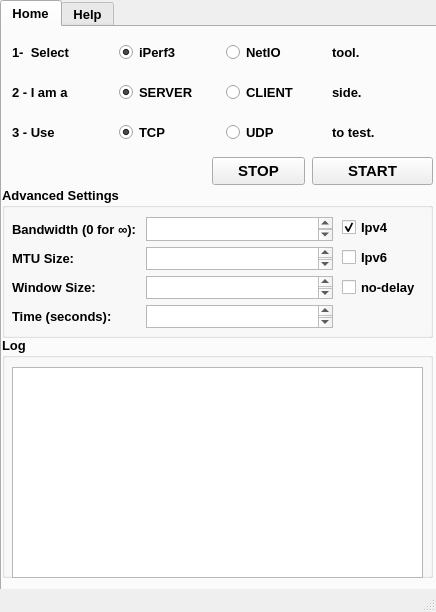
Old version of the form src/ui.ui in the repository mcagriaksoy/networkPerfTest.
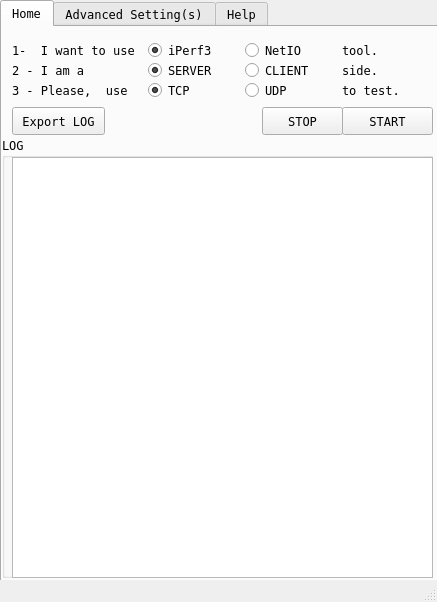
New version of the form. Icons and pictures are not drawn.

```diff
--- a/src/ui.ui
+++ b/src/ui.ui
@@ -2,20 +2,26 @@
 <ui version="4.0">
  <class>mainWindow</class>
  <widget class="QMainWindow" name="mainWindow">
+  <property name="windowModality">
+   <enum>Qt::WindowModal</enum>
+  </property>
+  <property name="enabled">
+   <bool>true</bool>
+  </property>
   <property name="geometry">
    <rect>
     <x>0</x>
     <y>0</y>
-    <width>436</width>
-    <height>612</height>
+    <width>437</width>
+    <height>602</height>
    </rect>
   </property>
   <property name="font">
    <font>
-    <family>Corbel</family>
-    <pointsize>10</pointsize>
-    <weight>75</weight>
-    <bold>true</bold>
+    <family>Fixedsys</family>
+    <pointsize>8</pointsize>
+    <weight>50</weight>
+    <bold>false</bold>
    </font>
   </property>
   <property name="windowTitle">
@@ -36,6 +42,24 @@
   <property name="accessibleDescription">
    <string>Network Performance Test Tool</string>
   </property>
+  <property name="autoFillBackground">
+   <bool>true</bool>
+  </property>
+  <property name="locale">
+   <locale language="English" country="Germany"/>
+  </property>
+  <property name="iconSize">
+   <size>
+    <width>50</width>
+    <height>50</height>
+   </size>
+  </property>
+  <property name="toolButtonStyle">
+   <enum>Qt::ToolButtonTextUnderIcon</enum>
+  </property>
+  <property name="unifiedTitleAndToolBarOnMac">
+   <bool>false</bool>
+  </property>
   <widget class="QWidget" name="centralwidget">
    <widget class="QTabWidget" name="tabWidget">
     <property name="geometry">
@@ -48,10 +72,10 @@
     </property>
     <property name="font">
      <font>
-      <family>Yu Gothic UI</family>
-      <pointsize>10</pointsize>
-      <weight>75</weight>
-      <bold>true</bold>
+      <family>Fixedsys</family>
+      <pointsize>9</pointsize>
+      <weight>50</weight>
+      <bold>false</bold>
      </font>
     </property>
     <property name="accessibleName">
@@ -68,21 +92,45 @@
       <property name="geometry">
        <rect>
         <x>10</x>
-        <y>50</y>
+        <y>30</y>
         <width>421</width>
-        <height>31</height>
+        <height>27</height>
        </rect>
       </property>
+      <property name="font">
+       <font>
+        <family>Fixedsys</family>
+        <pointsize>9</pointsize>
+        <weight>50</weight>
+        <bold>false</bold>
+       </font>
+      </property>
       <layout class="QHBoxLayout" name="horizontalLayout">
        <item>
         <widget class="QLabel" name="label">
+         <property name="font">
+          <font>
+           <family>Fixedsys</family>
+           <pointsize>9</pointsize>
+           <weight>50</weight>
+           <bold>false</bold>
+          </font>
+         </property>
          <property name="text">
-          <string>2 - I am a </string>
+          <string>2 - I am a        </string>
          </property>
         </widget>
        </item>
        <item>
         <widget class="QRadioButton" name="server_radio">
+         <property name="font">
+          <font>
+           <family>Fixedsys</family>
+           <pointsize>9</pointsize>
+           <weight>50</weight>
+           <bold>false</bold>
+          </font>
+         </property>
          <property name="text">
           <string>SERVER</string>
          </property>
@@ -93,6 +141,14 @@
        </item>
        <item>
         <widget class="QRadioButton" name="client_radio">
+         <property name="font">
+          <font>
+           <family>Fixedsys</family>
+           <pointsize>9</pointsize>
+           <weight>50</weight>
+           <bold>false</bold>
+          </font>
+         </property>
          <property name="text">
           <string>CLIENT</string>
          </property>
@@ -100,6 +156,14 @@
        </item>
        <item>
         <widget class="QLabel" name="label_5">
+         <property name="font">
+          <font>
+           <family>Fixedsys</family>
+           <pointsize>9</pointsize>
+           <weight>50</weight>
+           <bold>false</bold>
+          </font>
+         </property>
          <property name="text">
           <string>side.</string>
          </property>
@@ -111,21 +175,45 @@
       <property name="geometry">
        <rect>
         <x>10</x>
-        <y>90</y>
+        <y>50</y>
         <width>421</width>
-        <height>31</height>
+        <height>27</height>
        </rect>
       </property>
+      <property name="font">
+       <font>
+        <family>Fixedsys</family>
+        <pointsize>9</pointsize>
+        <weight>50</weight>
+        <bold>false</bold>
+       </font>
+      </property>
       <layout class="QHBoxLayout" name="horizontalLayout_2">
        <item>
         <widget class="QLabel" name="label_3">
+         <property name="font">
+          <font>
+           <family>Fixedsys</family>
+           <pointsize>9</pointsize>
+           <weight>50</weight>
+           <bold>false</bold>
+          </font>
+         </property>
          <property name="text">
-          <string>3 - Use</string>
+          <string>3 - Please,  use  </string>
          </property>
         </widget>
        </item>
        <item>
         <widget class="QRadioButton" name="tcp_radio">
+         <property name="font">
+          <font>
+           <family>Fixedsys</family>
+           <pointsize>9</pointsize>
+           <weight>50</weight>
+           <bold>false</bold>
+          </font>
+         </property>
          <property name="text">
           <string>TCP</string>
          </property>
@@ -136,6 +224,14 @@
        </item>
        <item>
         <widget class="QRadioButton" name="udp_radio">
+         <property name="font">
+          <font>
+           <family>Fixedsys</family>
+           <pointsize>9</pointsize>
+           <weight>50</weight>
+           <bold>false</bold>
+          </font>
+         </property>
          <property name="text">
           <string>UDP</string>
          </property>
@@ -143,6 +239,14 @@
        </item>
        <item>
         <widget class="QLabel" name="label_4">
+         <property name="font">
+          <font>
+           <family>Fixedsys</family>
+           <pointsize>9</pointsize>
+           <weight>50</weight>
+           <bold>false</bold>
+          </font>
+         </property>
          <property name="text">
           <string>to test.</string>
          </property>
@@ -150,71 +254,298 @@
        </item>
       </layout>
      </widget>
+     <widget class="QGroupBox" name="groupBox_2">
+      <property name="geometry">
+       <rect>
+        <x>0</x>
+        <y>110</y>
+        <width>431</width>
+        <height>441</height>
+       </rect>
+      </property>
+      <property name="font">
+       <font>
+        <family>Fixedsys</family>
+        <pointsize>9</pointsize>
+        <weight>50</weight>
+        <bold>false</bold>
+       </font>
+      </property>
+      <property name="title">
+       <string>LOG</string>
+      </property>
+      <widget class="QTextEdit" name="textEdit">
+       <property name="geometry">
+        <rect>
+         <x>10</x>
+         <y>20</y>
+         <width>421</width>
+         <height>421</height>
+        </rect>
+       </property>
+       <property name="font">
+        <font>
+         <family>Fixedsys</family>
+         <pointsize>9</pointsize>
+         <weight>50</weight>
+         <bold>false</bold>
+        </font>
+       </property>
+       <property name="readOnly">
+        <bool>true</bool>
+       </property>
+      </widget>
+     </widget>
+     <widget class="QWidget" name="horizontalLayoutWidget_3">
+      <property name="geometry">
+       <rect>
+        <x>10</x>
+        <y>10</y>
+        <width>421</width>
+        <height>27</height>
+       </rect>
+      </property>
+      <property name="font">
+       <font>
+        <family>Fixedsys</family>
+        <pointsize>9</pointsize>
+        <weight>50</weight>
+        <bold>false</bold>
+       </font>
+      </property>
+      <layout class="QHBoxLayout" name="horizontalLayout_3">
+       <item>
+        <widget class="QLabel" name="label_6">
+         <property name="font">
+          <font>
+           <family>Fixedsys</family>
+           <pointsize>9</pointsize>
+           <weight>50</weight>
+           <bold>false</bold>
+          </font>
+         </property>
+         <property name="text">
+          <string>1-  I want to use </string>
+         </property>
+        </widget>
+       </item>
+       <item>
+        <widget class="QRadioButton" name="iperf_button">
+         <property name="font">
+          <font>
+           <family>Fixedsys</family>
+           <pointsize>9</pointsize>
+           <weight>50</weight>
+           <bold>false</bold>
+          </font>
+         </property>
+         <property name="text">
+          <string>iPerf3</string>
+         </property>
+         <property name="checked">
+          <bool>true</bool>
+         </property>
+        </widget>
+       </item>
+       <item>
+        <widget class="QRadioButton" name="netio_button">
+         <property name="font">
+          <font>
+           <family>Fixedsys</family>
+           <pointsize>9</pointsize>
+           <weight>50</weight>
+           <bold>false</bold>
+          </font>
+         </property>
+         <property name="text">
+          <string>NetIO</string>
+         </property>
+        </widget>
+       </item>
+       <item>
+        <widget class="QLabel" name="label_7">
+         <property name="font">
+          <font>
+           <family>Fixedsys</family>
+           <pointsize>9</pointsize>
+           <weight>50</weight>
+           <bold>false</bold>
+          </font>
+         </property>
+         <property name="text">
+          <string>tool.</string>
+         </property>
+        </widget>
+       </item>
+      </layout>
+     </widget>
+     <widget class="QPushButton" name="stop_button">
+      <property name="geometry">
+       <rect>
+        <x>260</x>
+        <y>80</y>
+        <width>81</width>
+        <height>28</height>
+       </rect>
+      </property>
+      <property name="font">
+       <font>
+        <family>Fixedsys</family>
+        <pointsize>9</pointsize>
+        <weight>50</weight>
+        <bold>false</bold>
+       </font>
+      </property>
+      <property name="text">
+       <string>STOP</string>
+      </property>
+     </widget>
      <widget class="QPushButton" name="start_button">
       <property name="geometry">
        <rect>
-        <x>310</x>
-        <y>130</y>
-        <width>121</width>
+        <x>340</x>
+        <y>80</y>
+        <width>91</width>
         <height>28</height>
        </rect>
       </property>
       <property name="font">
        <font>
-        <pointsize>11</pointsize>
+        <family>Fixedsys</family>
+        <pointsize>9</pointsize>
+        <weight>50</weight>
+        <bold>false</bold>
        </font>
       </property>
       <property name="text">
        <string>START</string>
       </property>
      </widget>
+     <widget class="QPushButton" name="pushButton">
+      <property name="geometry">
+       <rect>
+        <x>10</x>
+        <y>80</y>
+        <width>93</width>
+        <height>28</height>
+       </rect>
+      </property>
+      <property name="font">
+       <font>
+        <family>Fixedsys</family>
+       </font>
+      </property>
+      <property name="text">
+       <string>Export LOG</string>
+      </property>
+     </widget>
+    </widget>
+    <widget class="QWidget" name="tab_3">
+     <attribute name="title">
+      <string>Advanced Setting(s)</string>
+     </attribute>
      <widget class="QGroupBox" name="groupBox">
       <property name="geometry">
        <rect>
         <x>0</x>
-        <y>160</y>
+        <y>10</y>
         <width>431</width>
-        <height>151</height>
+        <height>181</height>
        </rect>
       </property>
+      <property name="font">
+       <font>
+        <family>Fixedsys</family>
+        <pointsize>9</pointsize>
+        <weight>50</weight>
+        <bold>false</bold>
+       </font>
+      </property>
       <property name="title">
        <string>Advanced Settings</string>
       </property>
+      <widget class="QCheckBox" name="checkBox_3">
+       <property name="geometry">
+        <rect>
+         <x>340</x>
+         <y>90</y>
+         <width>101</width>
+         <height>20</height>
+        </rect>
+       </property>
+       <property name="font">
+        <font>
+         <family>Fixedsys</family>
+         <pointsize>9</pointsize>
+         <weight>50</weight>
+         <bold>false</bold>
+        </font>
+       </property>
+       <property name="text">
+        <string>no-delay</string>
+       </property>
+      </widget>
       <widget class="QWidget" name="gridLayoutWidget">
        <property name="geometry">
         <rect>
          <x>10</x>
          <y>30</y>
          <width>321</width>
-         <height>111</height>
+         <height>141</height>
         </rect>
        </property>
+       <property name="font">
+        <font>
+         <family>Fixedsys</family>
+         <pointsize>9</pointsize>
+         <weight>50</weight>
+         <bold>false</bold>
+        </font>
+       </property>
        <layout class="QGridLayout" name="gridLayout">
-        <item row="2" column="1">
-         <widget class="QTextBrowser" name="textBrowser_4"/>
-        </item>
-        <item row="2" column="0">
-         <widget class="QLabel" name="label_10">
-          <property name="text">
-           <string>Window Size:</string>
-          </property>
-         </widget>
-        </item>
+        <property name="sizeConstraint">
+         <enum>QLayout::SetDefaultConstraint</enum>
+        </property>
         <item row="0" column="0">
          <widget class="QLabel" name="label_8">
+          <property name="font">
+           <font>
+            <family>Fixedsys</family>
+            <pointsize>9</pointsize>
+            <weight>50</weight>
+            <bold>false</bold>
+           </font>
+          </property>
           <property name="text">
            <string>Bandwidth (0 for ∞): </string>
           </property>
          </widget>
         </item>
-        <item row="0" column="1">
-         <widget class="QTextBrowser" name="textBrowser_2"/>
-        </item>
-        <item row="3" column="1">
-         <widget class="QTextBrowser" name="textBrowser_3"/>
+        <item row="2" column="0">
+         <widget class="QLabel" name="label_10">
+          <property name="font">
+           <font>
+            <family>Fixedsys</family>
+            <pointsize>9</pointsize>
+            <weight>50</weight>
+            <bold>false</bold>
+           </font>
+          </property>
+          <property name="text">
+           <string>Window Size:</string>
+          </property>
+         </widget>
         </item>
         <item row="3" column="0">
          <widget class="QLabel" name="label_9">
+          <property name="font">
+           <font>
+            <family>Fixedsys</family>
+            <pointsize>9</pointsize>
+            <weight>50</weight>
+            <bold>false</bold>
+           </font>
+          </property>
           <property name="text">
            <string>Time (seconds):</string>
           </property>
@@ -222,38 +553,52 @@
         </item>
         <item row="1" column="0">
          <widget class="QLabel" name="label_11">
+          <property name="font">
+           <font>
+            <family>Fixedsys</family>
+            <pointsize>9</pointsize>
+            <weight>50</weight>
+            <bold>false</bold>
+           </font>
+          </property>
           <property name="text">
            <string>MTU Size:</string>
           </property>
          </widget>
         </item>
         <item row="1" column="1">
-         <widget class="QTextBrowser" name="textBrowser_5"/>
+         <widget class="QTextEdit" name="textEdit_4">
+          <property name="font">
+           <font>
+            <family>Fixedsys</family>
+            <pointsize>9</pointsize>
+            <weight>50</weight>
+            <bold>false</bold>
+           </font>
+          </property>
+         </widget>
         </item>
        </layout>
       </widget>
-      <widget class="QCheckBox" name="checkBox">
+      <widget class="QRadioButton" name="radioButton">
        <property name="geometry">
         <rect>
          <x>340</x>
-         <y>30</y>
-         <width>81</width>
+         <y>40</y>
+         <width>95</width>
          <height>20</height>
         </rect>
        </property>
        <property name="text">
         <string>Ipv4</string>
        </property>
-       <property name="checked">
-        <bool>true</bool>
-       </property>
       </widget>
-      <widget class="QCheckBox" name="checkBox_2">
+      <widget class="QRadioButton" name="radioButton_2">
        <property name="geometry">
         <rect>
          <x>340</x>
          <y>60</y>
-         <width>81</width>
+         <width>95</width>
          <height>20</height>
         </rect>
        </property>
@@ -261,106 +606,6 @@
         <string>Ipv6</string>
        </property>
       </widget>
-      <widget class="QCheckBox" name="checkBox_3">
-       <property name="geometry">
-        <rect>
-         <x>340</x>
-         <y>90</y>
-         <width>101</width>
-         <height>20</height>
-        </rect>
-       </property>
-       <property name="text">
-        <string>no-delay</string>
-       </property>
-      </widget>
-     </widget>
-     <widget class="QPushButton" name="stop_button">
-      <property name="geometry">
-       <rect>
-        <x>210</x>
-        <y>130</y>
-        <width>93</width>
-        <height>28</height>
-       </rect>
-      </property>
-      <property name="font">
-       <font>
-        <pointsize>11</pointsize>
-       </font>
-      </property>
-      <property name="text">
-       <string>STOP</string>
-      </property>
-     </widget>
-     <widget class="QGroupBox" name="groupBox_2">
-      <property name="geometry">
-       <rect>
-        <x>0</x>
-        <y>310</y>
-        <width>431</width>
-        <height>241</height>
-       </rect>
-      </property>
-      <property name="title">
-       <string>Log</string>
-      </property>
-      <widget class="QTextEdit" name="textEdit">
-       <property name="geometry">
-        <rect>
-         <x>10</x>
-         <y>30</y>
-         <width>411</width>
-         <height>211</height>
-        </rect>
-       </property>
-       <property name="readOnly">
-        <bool>true</bool>
-       </property>
-      </widget>
-     </widget>
-     <widget class="QWidget" name="horizontalLayoutWidget_3">
-      <property name="geometry">
-       <rect>
-        <x>10</x>
-        <y>10</y>
-        <width>421</width>
-        <height>31</height>
-       </rect>
-      </property>
-      <layout class="QHBoxLayout" name="horizontalLayout_3">
-       <item>
-        <widget class="QLabel" name="label_6">
-         <property name="text">
-          <string>1-  Select</string>
-         </property>
-        </widget>
-       </item>
-       <item>
-        <widget class="QRadioButton" name="iperf_button">
-         <property name="text">
-          <string>iPerf3</string>
-         </property>
-         <property name="checked">
-          <bool>true</bool>
-         </property>
-        </widget>
-       </item>
-       <item>
-        <widget class="QRadioButton" name="netio_button">
-         <property name="text">
-          <string>NetIO</string>
-         </property>
-        </widget>
-       </item>
-       <item>
-        <widget class="QLabel" name="label_7">
-         <property name="text">
-          <string>tool.</string>
-         </property>
-        </widget>
-       </item>
-      </layout>
      </widget>
     </widget>
     <widget class="QWidget" name="tab_2">
```
Left out of the diff: 135 changed lines with no effect on the pictures.
